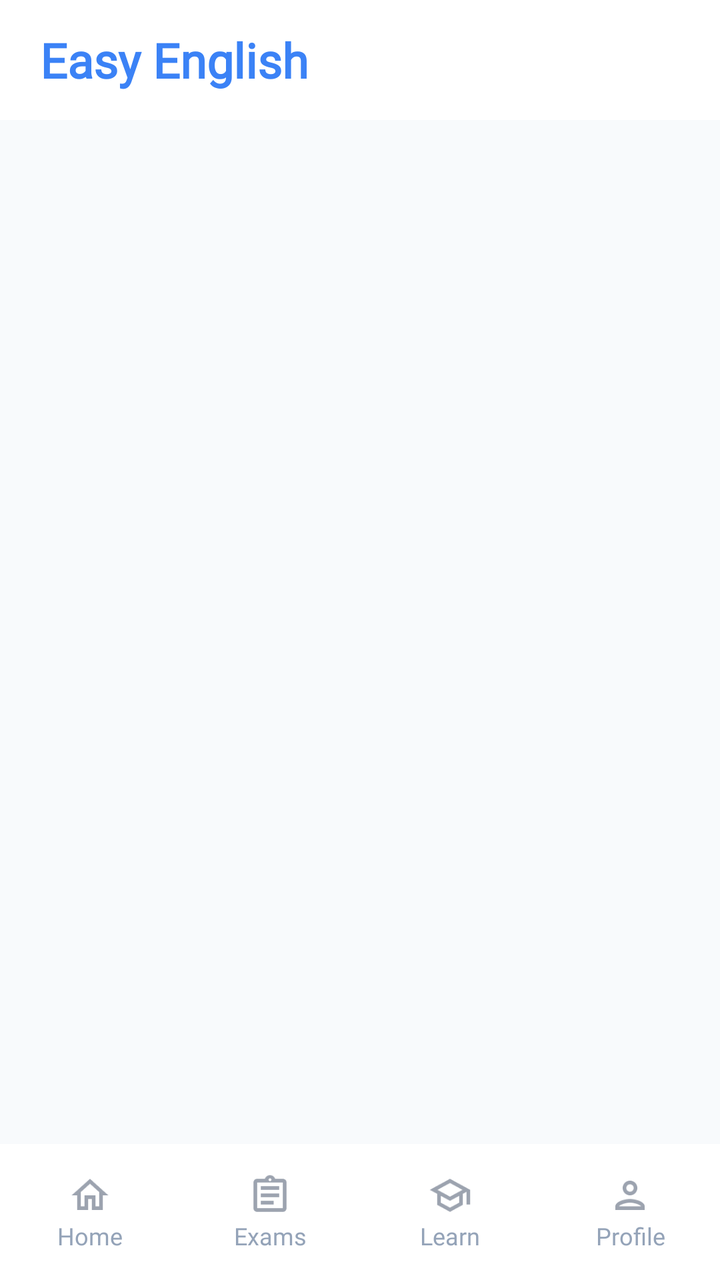
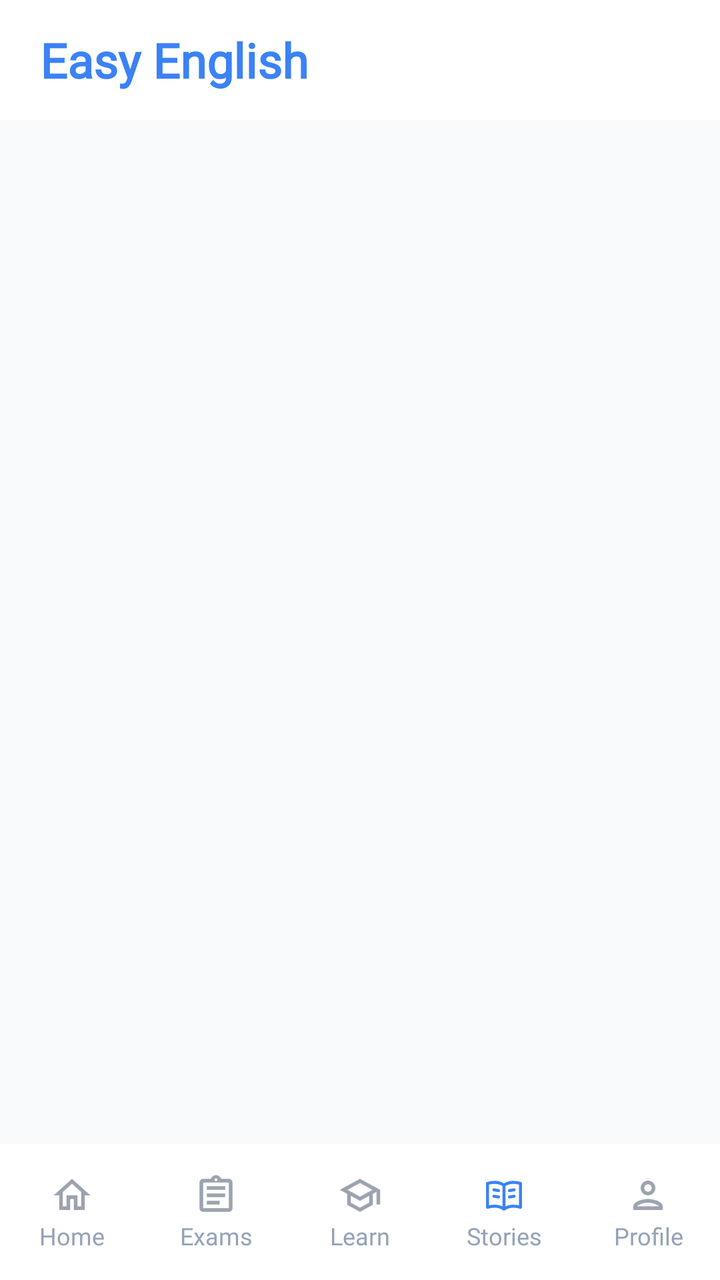

An Android layout rendered at two revisions. The XML below is the earlier revision; the diff shows what the commit changed to produce the second picture.
<!-- AndroidManifest.xml: application theme Theme.ELearning -->
<!-- res/layout/fragment_menu.xml -->
<?xml version="1.0" encoding="utf-8"?>
<FrameLayout xmlns:android="http://schemas.android.com/apk/res/android"
    xmlns:tools="http://schemas.android.com/tools"
    android:layout_width="match_parent"
    android:layout_height="match_parent">

    <LinearLayout
        android:layout_width="match_parent"
        android:layout_height="match_parent"
        android:background="@color/color_bg_app"
        android:orientation="vertical">

        <TextView
            android:id="@+id/tvTitle"
            android:layout_width="match_parent"
            android:layout_height="60dp"
            android:background="@color/white"
            android:fontFamily="@font/font_inter"
            android:gravity="start|center_vertical"
            android:paddingStart="20dp"
            android:text="@string/txt_title_home"
            android:textColor="@color/color_app"
            android:textFontWeight="800"
            android:textSize="24sp"
            tools:ignore="RtlSymmetry,TextSizeCheck" />

        <FrameLayout
            android:id="@+id/fr_frg_main"
            android:layout_width="match_parent"
            android:layout_height="0dp"
            android:layout_marginTop="1dp"
            android:layout_weight="1"
            android:background="@color/color_bg_app" />

        <TableRow
            android:layout_width="match_parent"
            android:layout_height="68dp"
            android:background="@color/white">

            <LinearLayout
                android:id="@+id/lnHome"
                android:layout_width="0dp"
                android:layout_height="match_parent"
                android:layout_weight="1"
                android:gravity="center"
                android:orientation="vertical"
                tools:ignore="UseCompoundDrawables">

                <ImageView
                    android:id="@+id/ivHome"
                    android:layout_width="24dp"
                    android:layout_height="24dp"
                    android:layout_gravity="center"
                    android:paddingVertical="1dp"
                    android:src="@drawable/ic_home"
                    tools:ignore="ContentDescription,ImageContrastCheck" />

                <TextView
                    android:id="@+id/tvHome"
                    android:layout_width="match_parent"
                    android:layout_height="wrap_content"
                    android:fontFamily="@font/font_inter"
                    android:gravity="center"
                    android:text="@string/txt_home"
                    android:textColor="@color/color_splash_des"
                    android:textSize="12sp"
                    tools:ignore="TextContrastCheck" />
            </LinearLayout>

            <LinearLayout
                android:id="@+id/lnExams"
                android:layout_width="0dp"
                android:layout_height="match_parent"
                android:layout_weight="1"
                android:gravity="center"
                android:orientation="vertical"
                tools:ignore="UseCompoundDrawables">

                <ImageView
                    android:id="@+id/ivExams"
                    android:layout_width="24dp"
                    android:layout_height="24dp"
                    android:layout_gravity="center"
                    android:paddingVertical="1dp"
                    android:src="@drawable/ic_exam"
                    tools:ignore="ContentDescription,ImageContrastCheck" />

                <TextView
                    android:id="@+id/tvExams"
                    android:layout_width="match_parent"
                    android:layout_height="wrap_content"
                    android:fontFamily="@font/font_inter"
                    android:gravity="center"
                    android:text="@string/txt_exams"
                    android:textColor="@color/color_splash_des"
                    android:textSize="12sp"
                    tools:ignore="TextContrastCheck" />
            </LinearLayout>

            <LinearLayout
                android:id="@+id/lnLearn"
                android:layout_width="0dp"
                android:layout_height="match_parent"
                android:layout_weight="1"
                android:gravity="center"
                android:orientation="vertical"
                tools:ignore="UseCompoundDrawables">

                <ImageView
                    android:id="@+id/ivLearn"
                    android:layout_width="24dp"
                    android:layout_height="24dp"
                    android:layout_gravity="center"
                    android:paddingVertical="1dp"
                    android:src="@drawable/ic_learn"
                    tools:ignore="ContentDescription,ImageContrastCheck" />

                <TextView
                    android:id="@+id/tvLearn"
                    android:layout_width="match_parent"
                    android:layout_height="wrap_content"
                    android:fontFamily="@font/font_inter"
                    android:gravity="center"
                    android:text="@string/txt_learn"
                    android:textColor="@color/color_splash_des"
                    android:textSize="12sp"
                    tools:ignore="TextContrastCheck" />
            </LinearLayout>

            <LinearLayout
                android:id="@+id/lnProfile"
                android:layout_width="0dp"
                android:layout_height="match_parent"
                android:layout_weight="1"
                android:gravity="center"
                android:orientation="vertical"
                tools:ignore="UseCompoundDrawables">

                <ImageView
                    android:id="@+id/ivProfile"
                    android:layout_width="24dp"
                    android:layout_height="24dp"
                    android:layout_gravity="center"
                    android:paddingVertical="1dp"
                    android:src="@drawable/ic_profile"
                    tools:ignore="ContentDescription,ImageContrastCheck" />

                <TextView
                    android:id="@+id/tvProfile"
                    android:layout_width="match_parent"
                    android:layout_height="wrap_content"
                    android:fontFamily="@font/font_inter"
                    android:gravity="center"
                    android:text="@string/txt_profile"
                    android:textColor="@color/color_splash_des"
                    android:textSize="12sp"
                    tools:ignore="TextContrastCheck" />
            </LinearLayout>

        </TableRow>
    </LinearLayout>

    <include
        android:id="@+id/viewLoading"
        layout="@layout/view_loading"
        android:clickable="true"
        android:elevation="10dp"
        android:focusable="true"
        android:visibility="gone" />


</FrameLayout>
<!-- res/layout/view_loading.xml (included above) -->
<?xml version="1.0" encoding="utf-8"?>
<LinearLayout xmlns:android="http://schemas.android.com/apk/res/android"
    xmlns:app="http://schemas.android.com/apk/res-auto"
    xmlns:tools="http://schemas.android.com/tools"
    android:orientation="vertical"
    android:layout_width="match_parent"
    android:clickable="true"
    android:focusable="true"
    android:background="@color/color_bg_loading"
    android:layout_height="match_parent">

    <FrameLayout
        android:layout_width="70dp"
        android:layout_height="70dp"
        android:layout_gravity="center"
        android:layout_marginTop="250dp">

        <ProgressBar
            android:id="@+id/progressBar"
            style="?android:attr/progressBarStyleLarge"
            android:layout_width="70dp"
            android:layout_height="70dp"
            android:indeterminate="true"
            android:indeterminateDuration="1000"
            android:indeterminateDrawable="@drawable/bg_loading"
            android:layout_gravity="center"/>

        <ImageView
            android:layout_width="28dp"
            android:layout_height="28dp"
            android:src="@drawable/ic_book"
            android:layout_gravity="center"
            tools:ignore="ContentDescription"/>

    </FrameLayout>


    <TextView
        android:layout_marginTop="15dp"
        android:layout_width="match_parent"
        android:layout_height="wrap_content"
        android:text="@string/txt_process"
        android:gravity="center"
        android:textColor="@color/color_text_app"
        android:fontFamily="@font/font_inter"
        android:textSize="20sp"/>

    <TextView
        android:layout_width="match_parent"
        android:layout_height="wrap_content"
        android:layout_marginTop="5dp"
        android:fontFamily="sans-serif-light"
        android:gravity="center"
        android:text="@string/txt_des_process"
        android:textColor="@color/color_splash_des"
        android:textFontWeight="400"
        android:textSize="14sp"
        tools:ignore="TextContrastCheck" />

    <View
        android:layout_width="match_parent"
        android:layout_height="0dp"
        android:layout_weight="1"/>
    <TableRow
        android:layout_width="match_parent"
        android:layout_height="60dp"
        android:layout_marginHorizontal="20dp"
        android:layout_marginBottom="70dp"
        android:background="@drawable/bg_alert"
        android:gravity="center"
        android:paddingHorizontal="20dp">

        <ImageView
            android:paddingTop="2dp"
            android:layout_width="24dp"
            android:layout_height="24dp"
            android:layout_marginEnd="10dp"
            android:src="@drawable/ic_alert"
            app:tint="@color/color_app"
            tools:ignore="ContentDescription" />

        <TextView
            android:layout_width="wrap_content"
            android:layout_height="wrap_content"
            android:text="@string/txt_loading"
            android:textSize="16sp"
            android:textFontWeight="730"
            android:fontFamily="@font/font_inter"
            android:textColor="@color/color_app" />
    </TableRow>




</LinearLayout>
<!-- resources referenced by this layout -->
<resources>
  <color name="color_app">#3B82F6</color>
  <color name="color_bg_app">#F8FAFC</color>
  <color name="color_bg_loading">#FFFFFF</color>
  <color name="color_splash_des">#94A3B8</color>
  <color name="color_text_app">#334155</color>
  <color name="white">#FFFFFFFF</color>
  <!-- drawable bg_alert: webp bitmap (drawable, 2314 bytes) -->
  <!-- drawable bg_loading (drawable) -->
  <?xml version="1.0" encoding="utf-8"?>
  <rotate xmlns:android="http://schemas.android.com/apk/res/android"
      android:fromDegrees="0"
      android:toDegrees="360"
      android:pivotX="50%"
      android:pivotY="50%">
  
      <shape
          android:shape="ring"
          android:innerRadiusRatio="3"
          android:thicknessRatio="10"
          android:useLevel="false">
  
          <gradient
              android:type="sweep"
              android:startColor="#D6E4FF"
              android:endColor="#1D4ED8"
              android:useLevel="false"/>
  
      </shape>
  </rotate>
  <!-- drawable ic_alert: webp bitmap (drawable, 672 bytes) -->
  <!-- drawable ic_book: webp bitmap (drawable, 446 bytes) -->
  <!-- drawable ic_exam: webp bitmap (drawable, 258 bytes) -->
  <!-- drawable ic_home: webp bitmap (drawable, 314 bytes) -->
  <!-- drawable ic_learn: webp bitmap (drawable, 450 bytes) -->
  <!-- drawable ic_profile: webp bitmap (drawable, 402 bytes) -->
  <string name="txt_des_process">Fetching data to provide the\nbest learning experience.</string>
  <string name="txt_exams">Exams</string>
  <string name="txt_home">Home</string>
  <string name="txt_learn">Learn</string>
  <string name="txt_loading">Syncing with Easy English cloud</string>
  <string name="txt_process">Processing, please wait...</string>
  <string name="txt_profile">Profile</string>
  <string name="txt_title_home">Easy English</string>
  <style name="Theme.ELearning" parent="Base.Theme.ELearning" />
  <style name="Base.Theme.ELearning" parent="Theme.Material3.DayNight.NoActionBar">
          
      </style>
</resources>

<!-- the commit's change to res/layout/fragment_menu.xml (unified diff, before → after) -->
@@ -128,6 +128,36 @@
             </LinearLayout>
 
             <LinearLayout
+                android:id="@+id/lnStories"
+                android:layout_width="0dp"
+                android:layout_height="match_parent"
+                android:layout_weight="1"
+                android:clickable="true"
+                android:focusable="true"
+                android:gravity="center"
+                android:orientation="vertical">
+
+                <ImageView
+                    android:id="@+id/ivStories"
+                    android:layout_width="24dp"
+                    android:layout_height="24dp"
+                    android:layout_gravity="center"
+                    android:paddingVertical="1dp"
+                    android:importantForAccessibility="no"
+                    android:src="@drawable/ic_stories" />
+
+                <TextView
+                    android:id="@+id/tvStories"
+                    android:layout_width="match_parent"
+                    android:layout_height="wrap_content"
+                    android:fontFamily="@font/font_inter"
+                    android:gravity="center"
+                    android:text="@string/txt_stories"
+                    android:textColor="@color/color_splash_des"
+                    android:textSize="12sp" />
+            </LinearLayout>
+
+            <LinearLayout
                 android:id="@+id/lnProfile"
                 android:layout_width="0dp"
                 android:layout_height="match_parent"
<!-- resource entries referenced after the edit -->
@@ -35,6 +35,20 @@
   <!-- drawable ic_home: webp bitmap (drawable, 314 bytes) -->
   <!-- drawable ic_learn: webp bitmap (drawable, 450 bytes) -->
   <!-- drawable ic_profile: webp bitmap (drawable, 402 bytes) -->
+  <!-- drawable ic_stories (drawable) -->
+  <?xml version="1.0" encoding="utf-8"?>
+  <vector xmlns:android="http://schemas.android.com/apk/res/android"
+      android:width="24dp"
+      android:height="24dp"
+      android:viewportWidth="24"
+      android:viewportHeight="24">
+      <path
+          android:pathData="M12,6.5 C9.7,4.8 6.6,4.5 3,5.5 L3,18.5 C6.6,17.5 9.7,17.8 12,19.5 C14.3,17.8 17.4,17.5 21,18.5 L21,5.5 C17.4,4.5 14.3,4.8 12,6.5 Z M12,6.5 L12,19 M6.5,9 L9,9.4 M6.5,12.5 L9,12.9 M15,9.4 L17.5,9 M15,12.9 L17.5,12.5"
+          android:strokeColor="@color/color_app"
+          android:strokeWidth="1.65"
+          android:strokeLineCap="round"
+          android:strokeLineJoin="round" />
+  </vector>
   <string name="txt_des_process">Fetching data to provide the\nbest learning experience.</string>
   <string name="txt_exams">Exams</string>
   <string name="txt_home">Home</string>
@@ -42,6 +56,7 @@
   <string name="txt_loading">Syncing with Easy English cloud</string>
   <string name="txt_process">Processing, please wait...</string>
   <string name="txt_profile">Profile</string>
+  <string name="txt_stories">Stories</string>
   <string name="txt_title_home">Easy English</string>
   <style name="Theme.ELearning" parent="Base.Theme.ELearning" />
   <style name="Base.Theme.ELearning" parent="Theme.Material3.DayNight.NoActionBar">
